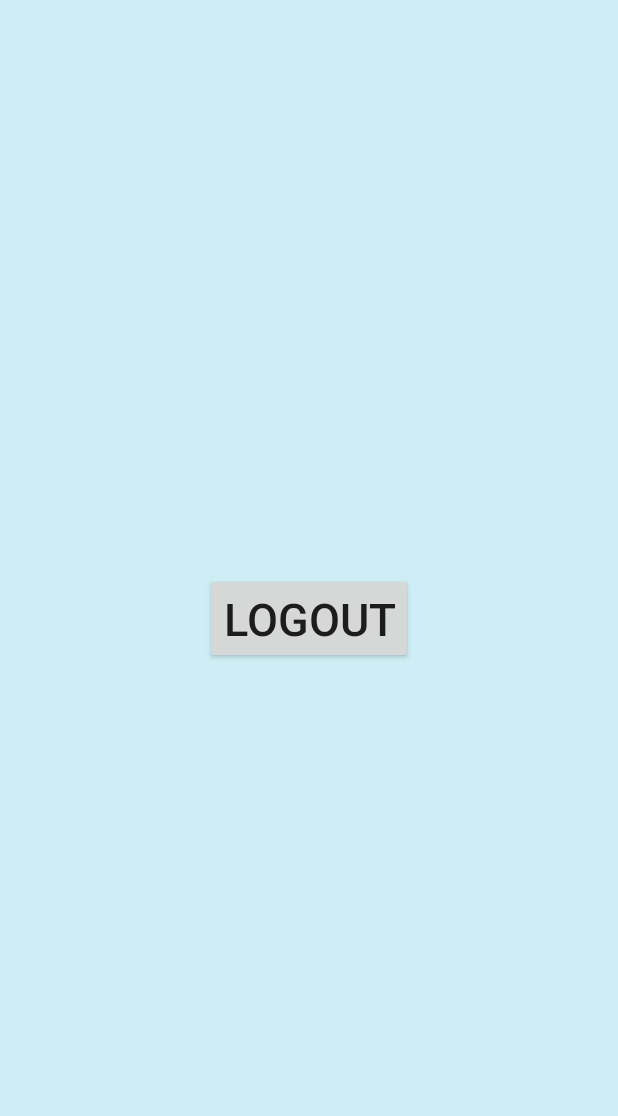
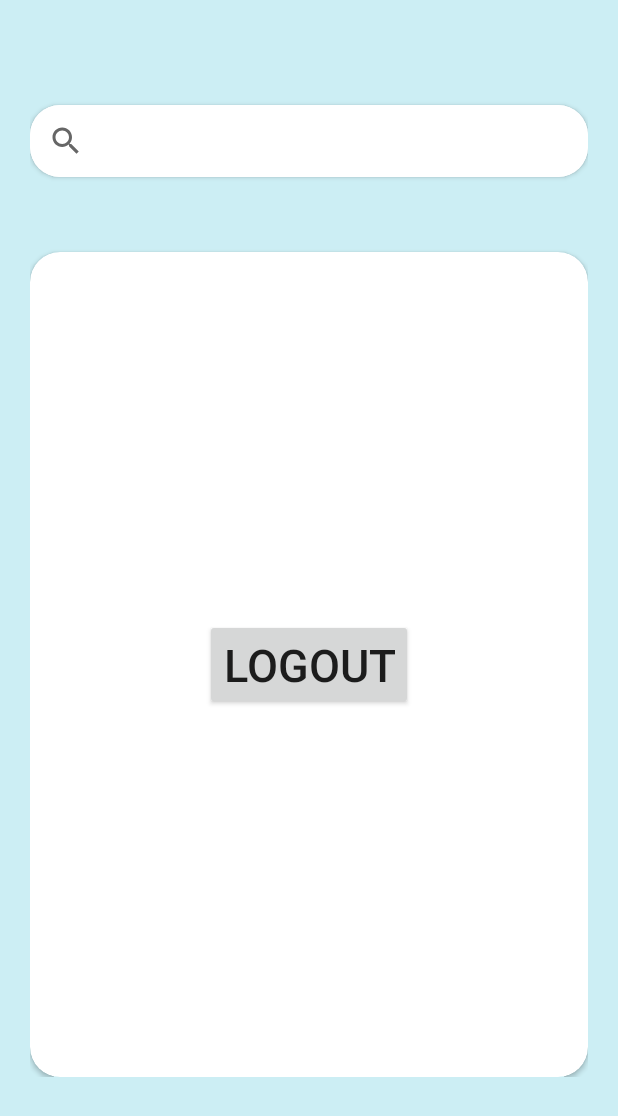
Before and after one commit to kunlmudgal/LunchBox-Partner, an Android app: the layout activity_home.xml on its own in the app's theme, with its tools: preview values and no code run, on a phone screen of 412 x 824 dp. Shown: the top 1116 px of the screen. Run offline under Robolectric (Android 15) with nearby library versions, the phone set to English and light mode, and no system bars.

```diff
--- a/app/build.gradle
+++ b/app/build.gradle
@@ -32,6 +32,9 @@ dependencies {
     implementation 'androidx.cardview:cardview:1.0.0'
     implementation 'com.google.firebase:firebase-auth:16.0.5'
     implementation 'com.google.firebase:firebase-database:16.0.4'
+    implementation fileTree(dir: 'libs', include: ['*.jar'])
+    //noinspection GradleCompatible
+    implementation 'com.android.support:appcompat-v7:23.1.1'
     testImplementation 'junit:junit:4.12'
     androidTestImplementation 'androidx.test.ext:junit:1.1.1'
     androidTestImplementation 'androidx.test.espresso:espresso-core:3.2.0'
--- a/app/src/main/AndroidManifest.xml
+++ b/app/src/main/AndroidManifest.xml
@@ -3,12 +3,12 @@
     package="com.dscglbajaj.lunchboxpartner">
 
     <application
+    android:theme="@style/Theme.AppCompat.Light.NoActionBar"
         android:allowBackup="true"
         android:icon="@mipmap/ic_launcher"
         android:label="@string/app_name"
         android:roundIcon="@mipmap/ic_launcher_round"
-        android:supportsRtl="true"
-        android:theme="@style/AppTheme">
+        android:supportsRtl="true">
         <activity android:name=".HomeActivity"></activity>
         <activity android:name=".SignUpActivity" />
         <activity android:name=".LoginActivity" />
--- a/app/src/main/res/layout/activity_home.xml
+++ b/app/src/main/res/layout/activity_home.xml
@@ -1,21 +1,68 @@
 <?xml version="1.0" encoding="utf-8"?>
-<androidx.constraintlayout.widget.ConstraintLayout xmlns:android="http://schemas.android.com/apk/res/android"
+<ScrollView xmlns:android="http://schemas.android.com/apk/res/android"
     xmlns:app="http://schemas.android.com/apk/res-auto"
     xmlns:tools="http://schemas.android.com/tools"
     android:layout_width="match_parent"
     android:layout_height="match_parent"
     android:background="@color/backgroud"
     tools:context=".HomeActivity">
+<LinearLayout
+    android:layout_width="fill_parent"
+    android:layout_height="wrap_content"
+    android:padding="20sp"
+    android:orientation="vertical">
 
 
+    <androidx.cardview.widget.CardView
+        android:layout_width="match_parent"
+        android:layout_height="wrap_content"
+        android:layout_gravity="center"
+        android:layout_marginTop="50dp"
+        app:cardCornerRadius="20dp">
+    <SearchView
+        android:layout_width="match_parent"
+        android:layout_height="wrap_content"
+        android:background="@color/Whitebright"
+        android:queryHint="search by Name or RoomNumber"
+        >
+
+<!--        <EditText-->
+<!--            android:layout_width="300dp"-->
+<!--            android:layout_height="50dp"-->
+<!--            android:layout_gravity="center"-->
+<!--            android:background="@color/Whitebright"-->
+<!--            android:drawablePadding="6dp"-->
+<!--            android:ems="10"-->
+<!--            android:hint="Search by name,room number"-->
+<!--            android:paddingLeft="20dp"-->
+<!--            android:textColor="@color/BG"-->
+<!--            android:textColorHint="@color/BG"-->
+<!--            android:textSize="18sp" />-->
+    </SearchView>
+    </androidx.cardview.widget.CardView>
+
+    <androidx.cardview.widget.CardView
+        android:layout_width="match_parent"
+        android:layout_height="550dp"
+        android:layout_gravity="center"
+        android:layout_marginTop="50dp"
+        app:cardCornerRadius="20dp">
         <Button
             android:id="@+id/logout_button"
             android:layout_width="wrap_content"
             android:layout_height="wrap_content"
             android:text="logout"
+            android:layout_gravity="center"
             android:textSize="30sp"
             app:layout_constraintBottom_toBottomOf="parent"
             app:layout_constraintEnd_toEndOf="parent"
             app:layout_constraintStart_toStartOf="parent"
             app:layout_constraintTop_toTopOf="parent" />
-</androidx.constraintlayout.widget.ConstraintLayout>
+    </androidx.cardview.widget.CardView>
+
+
+
+</LinearLayout>
+
+
+</ScrollView>
--- a/app/src/main/res/values/styles.xml
+++ b/app/src/main/res/values/styles.xml
@@ -1,11 +1,16 @@
 <resources>
 
     <!-- Base application theme. -->
-    <style name="AppTheme" parent="Theme.AppCompat.Light.DarkActionBar">
+    <style name="AppTheme" parent="Theme.AppCompat.Light.NoActionBar">
         <!-- Customize your theme here. -->
-        <item name="colorPrimary">@color/colorPrimary</item>
-        <item name="colorPrimaryDark">@color/colorPrimaryDark</item>
+        <item name="colorPrimary">@color/Ambulance</item>
+        <item name="colorPrimaryDark">@color/Ambulance</item>
         <item name="colorAccent">@color/colorAccent</item>
+
     </style>
 
+        <style name="HeaderBar">
+            <item name="android:background">#303F9F</item>
+        </style>
+
 </resources>
```
Also changed, not shown: app/src/main/java/com/dscglbajaj/lunchboxpartner/HomeActivity.java (+8 -0 lines), app/src/main/res/drawable/ic_iconmonstr_log_out_4.xml (added, +9 -0 lines), app/src/main/res/layout/custom_toolbar.xml (added, +37 -0 lines), app/src/main/res/menu/main_menu.xml (added, +14 -0 lines). Lines whose indentation alone changed are shown as unchanged.
